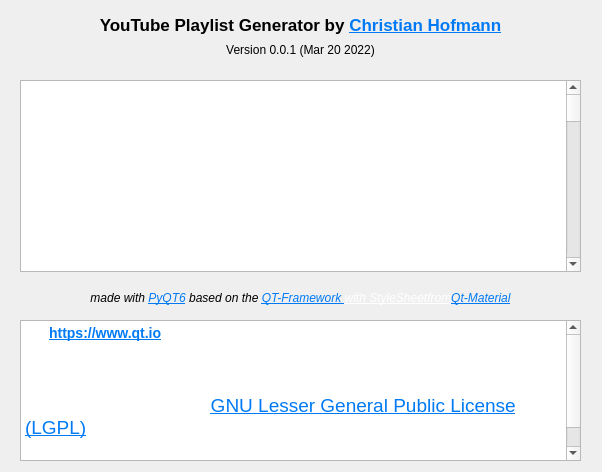
Qt form src/gui/forms/info_dialog.ui (christianhofmanncodes/youtube-playlist-generator) before a commit.
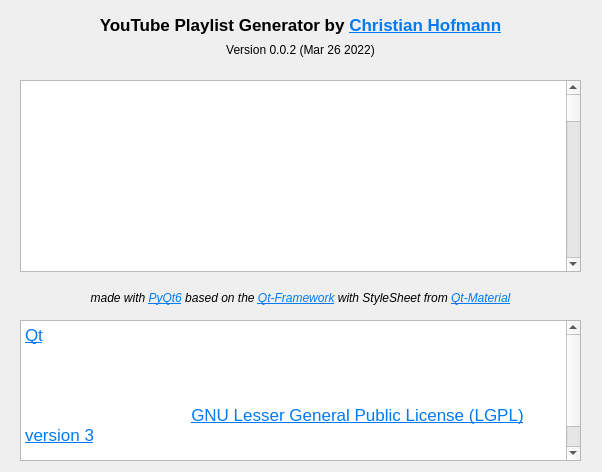
The same form after that commit.

Commit message: change to new version number, remove RichText support

Patch:
```diff
--- a/src/gui/forms/info_dialog.ui
+++ b/src/gui/forms/info_dialog.ui
@@ -761,7 +761,7 @@
     </font>
    </property>
    <property name="text">
-    <string>&lt;html&gt;&lt;head/&gt;&lt;body&gt;&lt;p&gt;made with &lt;a href=&quot;https://www.riverbankcomputing.com/software/pyqt/intro&quot;&gt;&lt;span style=&quot; text-decoration: underline; color:#007af4;&quot;&gt;PyQT6&lt;/span&gt;&lt;/a&gt; based on the &lt;a href=&quot;https://doc.qt.io/qtforpython/index.html&quot;&gt;&lt;span style=&quot; text-decoration: underline; color:#007af4;&quot;&gt;QT-Framework &lt;/span&gt;&lt;/a&gt;&lt;a href=&quot;https://doc.qt.io/qtforpython/index.html&quot;&gt;&lt;span style=&quot; color:#ffffff;&quot;&gt;with StyleSheet&lt;/span&gt;&lt;/a&gt;&lt;a href=&quot;https://doc.qt.io/qtforpython/index.html&quot;&gt;&lt;span style=&quot; font-weight:700; font-style:normal; color:#ffffff;&quot;/&gt;&lt;/a&gt;&lt;a href=&quot;https://doc.qt.io/qtforpython/index.html&quot;&gt;&lt;span style=&quot; color:#ffffff;&quot;&gt;from&lt;/span&gt;&lt;/a&gt;&lt;a href=&quot;https://doc.qt.io/qtforpython/index.html&quot;&gt;&lt;span style=&quot; font-weight:700; font-style:normal; color:#ffffff;&quot;/&gt;&lt;/a&gt;&lt;a href=&quot;https://github.com/UN-GCPDS/qt-material&quot;&gt;&lt;span style=&quot; text-decoration: underline; color:#007af4;&quot;&gt;Qt-Material&lt;/span&gt;&lt;/a&gt;&lt;/p&gt;&lt;/body&gt;&lt;/html&gt;</string>
+    <string>&lt;html&gt;&lt;head/&gt;&lt;body&gt;&lt;p&gt;made with &lt;a href=&quot;https://www.riverbankcomputing.com/software/pyqt/intro&quot;&gt;&lt;span style=&quot; text-decoration: underline; color:#007af4;&quot;&gt;PyQt6&lt;/span&gt;&lt;/a&gt; based on the &lt;a href=&quot;https://doc.qt.io/qtforpython/index.html&quot;&gt;&lt;span style=&quot; text-decoration: underline; color:#007af4;&quot;&gt;Qt-Framework&lt;/span&gt;&lt;/a&gt; with StyleSheet from &lt;a href=&quot;https://github.com/UN-GCPDS/qt-material&quot;&gt;&lt;span style=&quot; text-decoration: underline; color:#007af4;&quot;&gt;Qt-Material&lt;/span&gt;&lt;/a&gt;&lt;/p&gt;&lt;/body&gt;&lt;/html&gt;</string>
    </property>
    <property name="alignment">
     <set>Qt::AlignCenter</set>
@@ -780,7 +780,7 @@
     </rect>
    </property>
    <property name="text">
-    <string>Version 0.0.1 (Mar 20 2022)</string>
+    <string>Version 0.0.2 (Mar 26 2022)</string>
    </property>
    <property name="alignment">
     <set>Qt::AlignCenter</set>
@@ -800,9 +800,14 @@
 &lt;html&gt;&lt;head&gt;&lt;meta name=&quot;qrichtext&quot; content=&quot;1&quot; /&gt;&lt;meta charset=&quot;utf-8&quot; /&gt;&lt;style type=&quot;text/css&quot;&gt;
 p, li { white-space: pre-wrap; }
 &lt;/style&gt;&lt;/head&gt;&lt;body style=&quot; font-family:'.AppleSystemUIFont'; font-size:13pt; font-weight:400; font-style:normal;&quot;&gt;
-&lt;h3 style=&quot; margin-top:20px; margin-bottom:10px; margin-left:0px; margin-right:0px; -qt-block-indent:0; text-indent:0px;&quot;&gt;&lt;a name=&quot;toc_4&quot;&gt;&lt;/a&gt;&lt;span style=&quot; font-family:'Helvetica','arial','sans-serif'; font-size:14pt; font-weight:700; color:#ffffff;&quot;&gt;Q&lt;/span&gt;&lt;span style=&quot; font-family:'Helvetica','arial','sans-serif'; font-size:14pt; font-weight:700; color:#ffffff;&quot;&gt;t (&lt;/span&gt;&lt;a href=&quot;https://www.qt.io&quot;&gt;&lt;span style=&quot; font-size:14pt; font-weight:700; text-decoration: underline; color:#007af4;&quot;&gt;https://www.qt.io&lt;/span&gt;&lt;/a&gt;&lt;span style=&quot; font-family:'Helvetica','arial','sans-serif'; font-size:14pt; font-weight:700; color:#ffffff;&quot;&gt;)&lt;/span&gt;&lt;/h3&gt;
-&lt;p style=&quot; margin-top:15px; margin-bottom:15px; margin-left:0px; margin-right:0px; -qt-block-indent:0; text-indent:0px;&quot;&gt;&lt;span style=&quot; font-family:'Helvetica','arial','sans-serif'; font-size:14pt; color:#ffffff;&quot;&gt;Copyright (C) 2022 The Qt Company Ltd.&lt;/span&gt;&lt;/p&gt;
-&lt;p style=&quot; margin-top:15px; margin-bottom:15px; margin-left:0px; margin-right:0px; -qt-block-indent:0; text-indent:0px;&quot;&gt;&lt;span style=&quot; font-family:'Helvetica'; font-size:14pt; color:#ffffff;&quot;&gt;Qt licensed under the &lt;/span&gt;&lt;a href=&quot;https://doc.qt.io/qt-6/lgpl.html&quot;&gt;&lt;span style=&quot; font-size:14pt; text-decoration: underline; color:#007af4;&quot;&gt;GNU Lesser General Public License (LGPL)&lt;/span&gt;&lt;/a&gt;&lt;span style=&quot; font-family:'Helvetica'; font-size:14pt; color:#ffffff;&quot;&gt; version 3 is appropriate for the development of Qt applications provided you can comply with the terms and conditions of the GNU LGPL version 3 (or GNU GPL version 3).&lt;/span&gt;&lt;/p&gt;&lt;/body&gt;&lt;/html&gt;</string>
+&lt;p style=&quot; margin-top:0px; margin-bottom:0px; margin-left:0px; margin-right:0px; -qt-block-indent:0; text-indent:0px;&quot;&gt;&lt;a href=&quot;https://www.qt.io&quot;&gt;&lt;span style=&quot; text-decoration: underline; color:#007af4;&quot;&gt;Qt&lt;/span&gt;&lt;/a&gt;&lt;/p&gt;
+&lt;p style=&quot;-qt-paragraph-type:empty; margin-top:0px; margin-bottom:0px; margin-left:0px; margin-right:0px; -qt-block-indent:0; text-indent:0px; text-decoration: underline; color:#007af4;&quot;&gt;&lt;br /&gt;&lt;/p&gt;
+&lt;p style=&quot; margin-top:0px; margin-bottom:0px; margin-left:0px; margin-right:0px; -qt-block-indent:0; text-indent:0px;&quot;&gt;&lt;span style=&quot; color:#ffffff;&quot;&gt;Copyright (C) 2022 The Qt Company Ltd.&lt;/span&gt;&lt;/p&gt;
+&lt;p style=&quot;-qt-paragraph-type:empty; margin-top:0px; margin-bottom:0px; margin-left:0px; margin-right:0px; -qt-block-indent:0; text-indent:0px; color:#ffffff;&quot;&gt;&lt;br /&gt;&lt;/p&gt;
+&lt;p style=&quot; margin-top:0px; margin-bottom:0px; margin-left:0px; margin-right:0px; -qt-block-indent:0; text-indent:0px;&quot;&gt;&lt;span style=&quot; color:#ffffff;&quot;&gt;Qt licensed under the &lt;/span&gt;&lt;a href=&quot;https://doc.qt.io/qt-6/lgpl.html&quot;&gt;&lt;span style=&quot; text-decoration: underline; color:#007af4;&quot;&gt;GNU Lesser General Public License (LGPL) version 3&lt;/span&gt;&lt;/a&gt;&lt;span style=&quot; color:#ffffff;&quot;&gt; is appropriate for the development of Qt applications provided you can comply with the terms and conditions of the GNU LGPL version 3 (or GNU GPL version 3).&lt;/span&gt;&lt;/p&gt;&lt;/body&gt;&lt;/html&gt;</string>
+   </property>
+   <property name="acceptRichText">
+    <bool>false</bool>
    </property>
    <property name="openExternalLinks">
     <bool>true</bool>
```
Left out of the diff: 1294 changed lines with no effect on the pictures.
